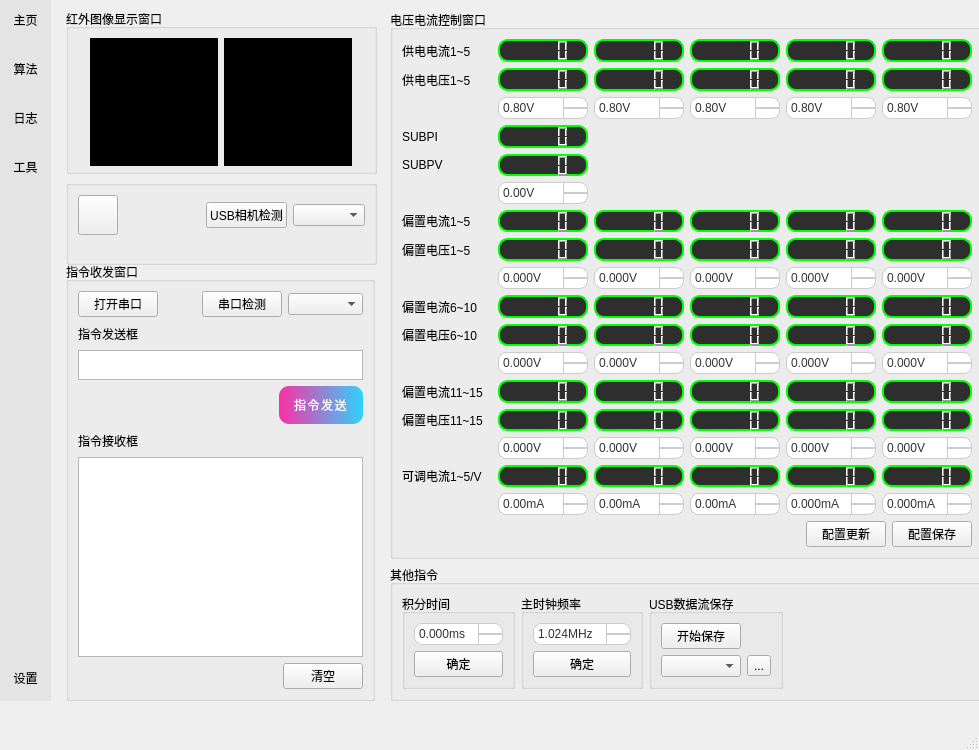
This is mainwindow.ui in 3137959601/usb_udp_video_transmission2 as Qt 5 draws it before an edit. The edited form follows.
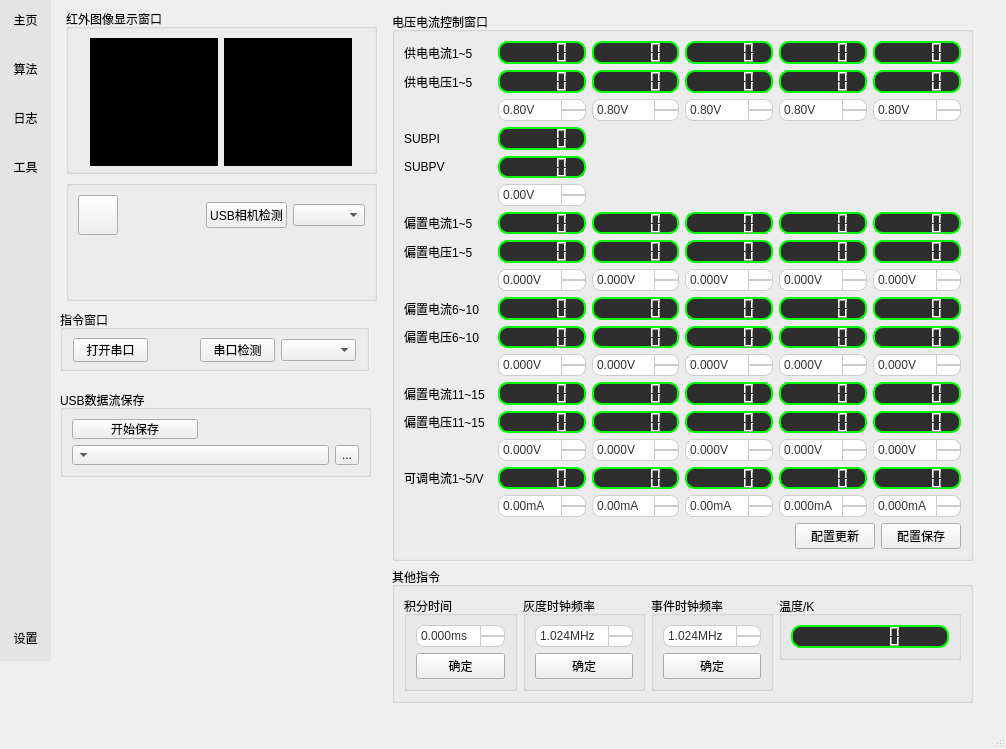
This is the edited form. Icons and pictures are not drawn. Custom widgets are drawn as their Qt base class.

Commit message: Debug0.5:增加测温指令解析并显示，增加配置保存，优化LCD显示逻辑，去除UI界面的指令发送框和接收框

Diff of the .ui file:
```diff
--- a/mainwindow.ui
+++ b/mainwindow.ui
@@ -6,8 +6,8 @@
    <rect>
     <x>0</x>
     <y>0</y>
-    <width>979</width>
-    <height>750</height>
+    <width>1006</width>
+    <height>749</height>
    </rect>
   </property>
   <property name="windowTitle">
@@ -74,231 +74,66 @@
    <widget class="QGroupBox" name="groupBox_3">
     <property name="geometry">
      <rect>
-      <x>66</x>
-      <y>262</y>
+      <x>60</x>
+      <y>310</y>
       <width>309</width>
-      <height>439</height>
+      <height>61</height>
      </rect>
     </property>
     <property name="title">
-     <string>指令收发窗口</string>
+     <string>指令窗口</string>
     </property>
-    <layout class="QGridLayout" name="gridLayout_3">
-     <item row="0" column="0">
-      <layout class="QVBoxLayout" name="verticalLayout_7">
-       <item>
-        <layout class="QVBoxLayout" name="verticalLayout_6">
-         <item>
-          <layout class="QHBoxLayout" name="horizontalLayout">
-           <item>
-            <widget class="QPushButton" name="serialpB">
-             <property name="text">
-              <string>打开串口</string>
-             </property>
-            </widget>
-           </item>
-           <item>
-            <spacer name="horizontalSpacer">
-             <property name="orientation">
-              <enum>Qt::Horizontal</enum>
-             </property>
-             <property name="sizeHint" stdset="0">
-              <size>
-               <width>40</width>
-               <height>20</height>
-              </size>
-             </property>
-            </spacer>
-           </item>
-           <item>
-            <widget class="QPushButton" name="serial_det_pB">
-             <property name="text">
-              <string>串口检测</string>
-             </property>
-            </widget>
-           </item>
-           <item>
-            <widget class="QComboBox" name="serialCb">
-             <property name="sizePolicy">
-              <sizepolicy hsizetype="Minimum" vsizetype="Fixed">
-               <horstretch>0</horstretch>
-               <verstretch>0</verstretch>
-              </sizepolicy>
-             </property>
-             <property name="minimumSize">
-              <size>
-               <width>75</width>
-               <height>0</height>
-              </size>
-             </property>
-             <property name="styleSheet">
-              <string notr="true"/>
-             </property>
-            </widget>
-           </item>
-          </layout>
-         </item>
-         <item>
-          <layout class="QHBoxLayout" name="horizontalLayout_6">
-           <item>
-            <widget class="QLabel" name="label">
-             <property name="text">
-              <string>指令发送框</string>
-             </property>
-            </widget>
-           </item>
-           <item>
-            <spacer name="horizontalSpacer_4">
-             <property name="orientation">
-              <enum>Qt::Horizontal</enum>
-             </property>
-             <property name="sizeHint" stdset="0">
-              <size>
-               <width>40</width>
-               <height>20</height>
-              </size>
-             </property>
-            </spacer>
-           </item>
-          </layout>
-         </item>
-         <item>
-          <widget class="QTextEdit" name="serialSendtE">
-           <property name="maximumSize">
-            <size>
-             <width>16777215</width>
-             <height>30</height>
-            </size>
-           </property>
-          </widget>
-         </item>
-         <item>
-          <layout class="QHBoxLayout" name="horizontalLayout_3">
-           <item>
-            <spacer name="horizontalSpacer_2">
-             <property name="orientation">
-              <enum>Qt::Horizontal</enum>
-             </property>
-             <property name="sizeHint" stdset="0">
-              <size>
-               <width>40</width>
-               <height>20</height>
-              </size>
-             </property>
-            </spacer>
-           </item>
-           <item>
-            <widget class="QPushButton" name="command_sendBt">
-             <property name="styleSheet">
-              <string notr="true">QPushButton {
-            background-color:qlineargradient(spread:pad, x1:0, y1:0.5, x2:1, y2:0.5, stop:0 rgba(255, 0, 150, 204), stop:1 rgba(0, 204, 255, 204));
-            font-family: 'Liberation Sans', Arial, sans-serif;  /* 仅设置字体 */
-            color: white;
-            border: none;
-            border-radius: 10px;
-            padding: 10px 15px;
-            letter-spacing: 1.5px;
-        }
-        QPushButton:hover {
-            background-color: qlineargradient(spread:pad, x1:0, y1:0.5, x2:1, y2:0.5, stop:0 rgba(255, 0, 150, 255), stop:1 rgba(0, 204, 255, 255));
-        }
-        QPushButton:pressed {
-            background-color: qlineargradient(spread:pad, x1:0, y1:0.5, x2:1, y2:0.5, stop:0 rgba(235, 0, 150, 204), stop:1 rgba(0, 204, 255, 204));
-        }
-</string>
-             </property>
-             <property name="text">
-              <string>指令发送</string>
-             </property>
-            </widget>
-           </item>
-          </layout>
-         </item>
-         <item>
-          <layout class="QHBoxLayout" name="horizontalLayout_7">
-           <item>
-            <widget class="QLabel" name="label_2">
-             <property name="text">
-              <string>指令接收框</string>
-             </property>
-            </widget>
-           </item>
-           <item>
-            <spacer name="horizontalSpacer_5">
-             <property name="orientation">
-              <enum>Qt::Horizontal</enum>
-             </property>
-             <property name="sizeHint" stdset="0">
-              <size>
-               <width>40</width>
-               <height>20</height>
-              </size>
-             </property>
-            </spacer>
-           </item>
-          </layout>
-         </item>
-        </layout>
-       </item>
-       <item>
-        <layout class="QVBoxLayout" name="verticalLayout_5">
-         <item>
-          <widget class="QPlainTextEdit" name="serialRecvpTE">
-           <property name="sizePolicy">
-            <sizepolicy hsizetype="Expanding" vsizetype="Minimum">
-             <horstretch>0</horstretch>
-             <verstretch>0</verstretch>
-            </sizepolicy>
-           </property>
-           <property name="minimumSize">
-            <size>
-             <width>0</width>
-             <height>200</height>
-            </size>
-           </property>
-           <property name="maximumSize">
-            <size>
-             <width>16777215</width>
-             <height>200</height>
-            </size>
-           </property>
-           <property name="readOnly">
-            <bool>true</bool>
-           </property>
-          </widget>
-         </item>
-         <item>
-          <layout class="QHBoxLayout" name="horizontalLayout_4">
-           <item>
-            <spacer name="horizontalSpacer_3">
-             <property name="orientation">
-              <enum>Qt::Horizontal</enum>
-             </property>
-             <property name="sizeHint" stdset="0">
-              <size>
-               <width>40</width>
-               <height>20</height>
-              </size>
-             </property>
-            </spacer>
-           </item>
-           <item>
-            <widget class="QPushButton" name="command_clearBt">
-             <property name="styleSheet">
-              <string notr="true"/>
-             </property>
-             <property name="text">
-              <string>清空</string>
-             </property>
-            </widget>
-           </item>
-          </layout>
-         </item>
-        </layout>
-       </item>
-      </layout>
-     </item>
-    </layout>
+    <widget class="QPushButton" name="serial_det_pB">
+     <property name="geometry">
+      <rect>
+       <x>140</x>
+       <y>28</y>
+       <width>75</width>
+       <height>24</height>
+      </rect>
+     </property>
+     <property name="text">
+      <string>串口检测</string>
+     </property>
+    </widget>
+    <widget class="QComboBox" name="serialCb">
+     <property name="geometry">
+      <rect>
+       <x>221</x>
+       <y>29</y>
+       <width>75</width>
+       <height>22</height>
+      </rect>
+     </property>
+     <property name="sizePolicy">
+      <sizepolicy hsizetype="Minimum" vsizetype="Fixed">
+       <horstretch>0</horstretch>
+       <verstretch>0</verstretch>
+      </sizepolicy>
+     </property>
+     <property name="minimumSize">
+      <size>
+       <width>75</width>
+       <height>0</height>
+      </size>
+     </property>
+     <property name="styleSheet">
+      <string notr="true"/>
+     </property>
+    </widget>
+    <widget class="QPushButton" name="serialpB">
+     <property name="geometry">
+      <rect>
+       <x>13</x>
+       <y>28</y>
+       <width>75</width>
+       <height>24</height>
+      </rect>
+     </property>
+     <property name="text">
+      <string>打开串口</string>
+     </property>
+    </widget>
    </widget>
    <widget class="QGroupBox" name="groupBox_4">
     <property name="geometry">
@@ -306,7 +141,7 @@
       <x>66</x>
       <y>180</y>
       <width>311</width>
-      <height>85</height>
+      <height>121</height>
      </rect>
     </property>
     <property name="title">
@@ -399,7 +234,7 @@
       <x>0</x>
       <y>0</y>
       <width>51</width>
-      <height>701</height>
+      <height>661</height>
      </rect>
     </property>
     <property name="layoutDirection">
@@ -666,16 +501,65 @@
      </item>
     </layout>
    </widget>
+   <widget class="QGroupBox" name="groupBox_8">
+    <property name="geometry">
+     <rect>
+      <x>60</x>
+      <y>390</y>
+      <width>311</width>
+      <height>87</height>
+     </rect>
+    </property>
+    <property name="title">
+     <string>USB数据流保存</string>
+    </property>
+    <layout class="QGridLayout" name="gridLayout_3">
+     <item row="0" column="0">
+      <widget class="QPushButton" name="stream_save_pB">
+       <property name="text">
+        <string>开始保存</string>
+       </property>
+      </widget>
+     </item>
+     <item row="0" column="1" colspan="2">
+      <spacer name="horizontalSpacer_9">
+       <property name="orientation">
+        <enum>Qt::Horizontal</enum>
+       </property>
+       <property name="sizeHint" stdset="0">
+        <size>
+         <width>40</width>
+         <height>20</height>
+        </size>
+       </property>
+      </spacer>
+     </item>
+     <item row="1" column="0" colspan="2">
+      <widget class="QComboBox" name="filepath_cB">
+       <property name="layoutDirection">
+        <enum>Qt::RightToLeft</enum>
+       </property>
+      </widget>
+     </item>
+     <item row="1" column="2">
+      <widget class="QToolButton" name="path_sel_tB">
+       <property name="text">
+        <string>...</string>
+       </property>
+      </widget>
+     </item>
+    </layout>
+   </widget>
    <widget class="QWidget" name="layoutWidget">
     <property name="geometry">
      <rect>
-      <x>390</x>
-      <y>10</y>
-      <width>594</width>
+      <x>392</x>
+      <y>12</y>
+      <width>581</width>
       <height>691</height>
      </rect>
     </property>
-    <layout class="QGridLayout" name="gridLayout_12">
+    <layout class="QGridLayout" name="gridLayout_13">
      <item row="0" column="0">
       <widget class="QGroupBox" name="groupBox">
        <property name="title">
@@ -3736,8 +3620,8 @@
        <property name="title">
         <string>其他指令</string>
        </property>
-       <layout class="QGridLayout" name="gridLayout_11">
-        <item row="0" column="0">
+       <layout class="QGridLayout" name="gridLayout_7">
+        <item row="0" column="0" rowspan="2">
          <widget class="QGroupBox" name="groupBox_6">
           <property name="title">
            <string>积分时间</string>
@@ -3835,10 +3719,10 @@
           </layout>
          </widget>
         </item>
-        <item row="0" column="1">
+        <item row="0" column="1" rowspan="2">
          <widget class="QGroupBox" name="groupBox_7">
           <property name="title">
-           <string>主时钟频率</string>
+           <string>灰度时钟频率</string>
           </property>
           <layout class="QGridLayout" name="gridLayout_10">
            <item row="0" column="0">
@@ -3936,33 +3820,145 @@
           </layout>
          </widget>
         </item>
-        <item row="0" column="2">
-         <widget class="QGroupBox" name="groupBox_8">
+        <item row="0" column="2" rowspan="2">
+         <widget class="QGroupBox" name="groupBox_10">
           <property name="title">
-           <string>USB数据流保存</string>
+           <string>事件时钟频率</string>
           </property>
-          <layout class="QGridLayout" name="gridLayout_7">
+          <layout class="QGridLayout" name="gridLayout_12">
            <item row="0" column="0">
-            <widget class="QPushButton" name="stream_save_pB">
-             <property name="text">
-              <string>开始保存</string>
-             </property>
-            </widget>
-           </item>
-           <item row="1" column="0">
-            <widget class="QComboBox" name="path_display_cB"/>
-           </item>
-           <item row="1" column="1">
-            <widget class="QToolButton" name="path_sel_tB">
-             <property name="text">
-              <string>...</string>
-             </property>
-            </widget>
+            <layout class="QVBoxLayout" name="verticalLayout_8">
+             <item>
+              <widget class="QDoubleSpinBox" name="clk_dSB_2">
+               <property name="styleSheet">
+                <string notr="true">QDoubleSpinBox {
+    background-color: qlineargradient(x1: 0, y1: 0, x2: 0, y2: 1, 
+                                      stop: 0 #f9f9f9, stop: 1 #e0e0e0);
+    border: 1px solid #ccc;
+    border-radius: 8px;
+    padding: 2px;
+    font-size: 12px;
+    color: #333;
+    selection-background-color: #0078d7;
+    selection-color: white;
+}
+
+QDoubleSpinBox::up-button {
+    subcontrol-origin: border;
+    subcontrol-position: top right;
+    width: 24px;
+    border-left: 1px solid #ccc;
+    border-bottom: 1px solid #ccc;
+    border-top-right-radius: 8px;
+    background-color: qlineargradient(x1: 0, y1: 0, x2: 0, y2: 1, 
+                                      stop: 0 #f0f0f0, stop: 1 #d0d0d0);
+}
+
+QDoubleSpinBox::down-button {
+    subcontrol-origin: border;
+    subcontrol-position: bottom right;
+    width: 24px;
+    border-left: 1px solid #ccc;
+    border-top: 1px solid #ccc;
+    border-bottom-right-radius: 8px;
+    background-color: qlineargradient(x1: 0, y1: 0, x2: 0, y2: 1, 
+                                      stop: 0 #f0f0f0, stop: 1 #d0d0d0);
+}
+        QDoubleSpinBox:hover {
+            border: 1px solid #999;
+            background-color: qlineargradient(x1: 0, y1: 0, x2: 0, y2: 1, 
+                                              stop: 0 #f0f0f0, stop: 1 #d0d0d0);
+        }
+        QDoubleSpinBox:focus {
+            border: 1px solid #0078d7;
+            background-color: white;
+        }
+        QDoubleSpinBox::up-button:hover {
+            background-color: qlineargradient(x1: 0, y1: 0, x2: 0, y2: 1, 
+                                              stop: 0 #e0e0e0, stop: 1 #c0c0c0);
+        }
+        QDoubleSpinBox::down-button:hover {
+            background-color: qlineargradient(x1: 0, y1: 0, x2: 0, y2: 1, 
+                                              stop: 0 #e0e0e0, stop: 1 #c0c0c0);
+        }
+        QDoubleSpinBox::up-arrow {
+            image: url(:/picture/up_arrow.png);
+            width: 8px;
+            height: 8px;
+        }
+        QDoubleSpinBox::down-arrow {
+            image: url(:/picture/down_arrow.png);
+            width: 8px;
+            height: 8px;
+        }</string>
+               </property>
+               <property name="suffix">
+                <string>MHz</string>
+               </property>
+               <property name="decimals">
+                <number>3</number>
+               </property>
+               <property name="minimum">
+                <double>1.024000000000000</double>
+               </property>
+               <property name="maximum">
+                <double>16.384000000000000</double>
+               </property>
+               <property name="singleStep">
+                <double>1.024000000000000</double>
+               </property>
+              </widget>
+             </item>
+             <item>
+              <widget class="QPushButton" name="clk_pB_2">
+               <property name="text">
+                <string>确定</string>
+               </property>
+              </widget>
+             </item>
+            </layout>
            </item>
           </layout>
          </widget>
         </item>
         <item row="0" column="3">
+         <widget class="QGroupBox" name="groupBox_9">
+          <property name="title">
+           <string>温度/K</string>
+          </property>
+          <layout class="QGridLayout" name="gridLayout_11">
+           <item row="0" column="0">
+            <widget class="QLCDNumber" name="Temp_lcdNum">
+             <property name="styleSheet">
+              <string notr="true">QLCDNumber {
+    background-color: #2e2e2e; /* 背景色 */
+    color: #00FF00;           /* 字体颜色（绿色像LED灯） */
+    border: 2px solid #00FF00; /* 边框样式和颜色 */
+    border-radius: 10px;      /* 边框圆角 */
+    padding: 5px;             /* 内边距 */
+}
+
+QLCDNumber:hover {
+    background-color: #3e3e3e; /* 鼠标悬停时背景色 */
+    border: 2px solid #FFFFFF; /* 鼠标悬停时边框颜色 */
+}
+</string>
+             </property>
+             <property name="smallDecimalPoint">
+              <bool>false</bool>
+             </property>
+             <property name="digitCount">
+              <number>6</number>
+             </property>
+             <property name="value" stdset="0">
+              <double>0.000000000000000</double>
+             </property>
+            </widget>
+           </item>
+          </layout>
+         </widget>
+        </item>
+        <item row="1" column="3">
          <spacer name="horizontalSpacer_8">
           <property name="orientation">
            <enum>Qt::Horizontal</enum>
```
Left out of the diff: 8 changed lines with no effect on the pictures. The commit also changes 9 other files.
